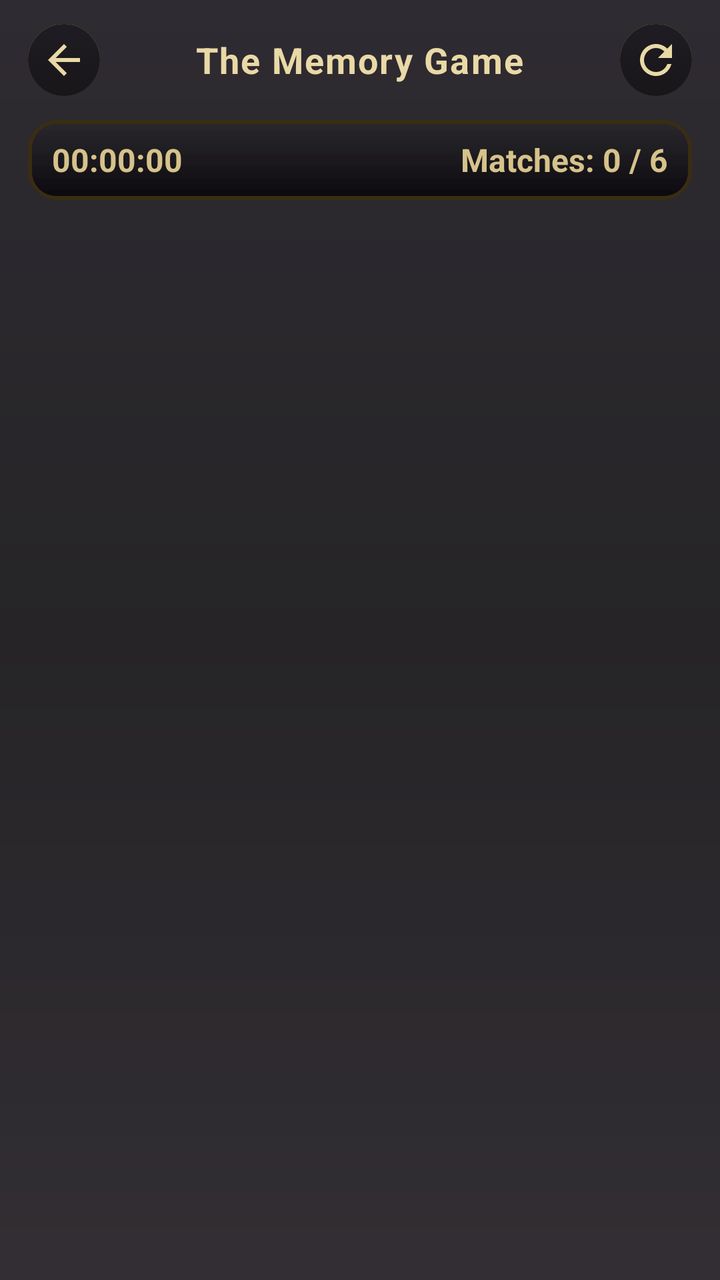
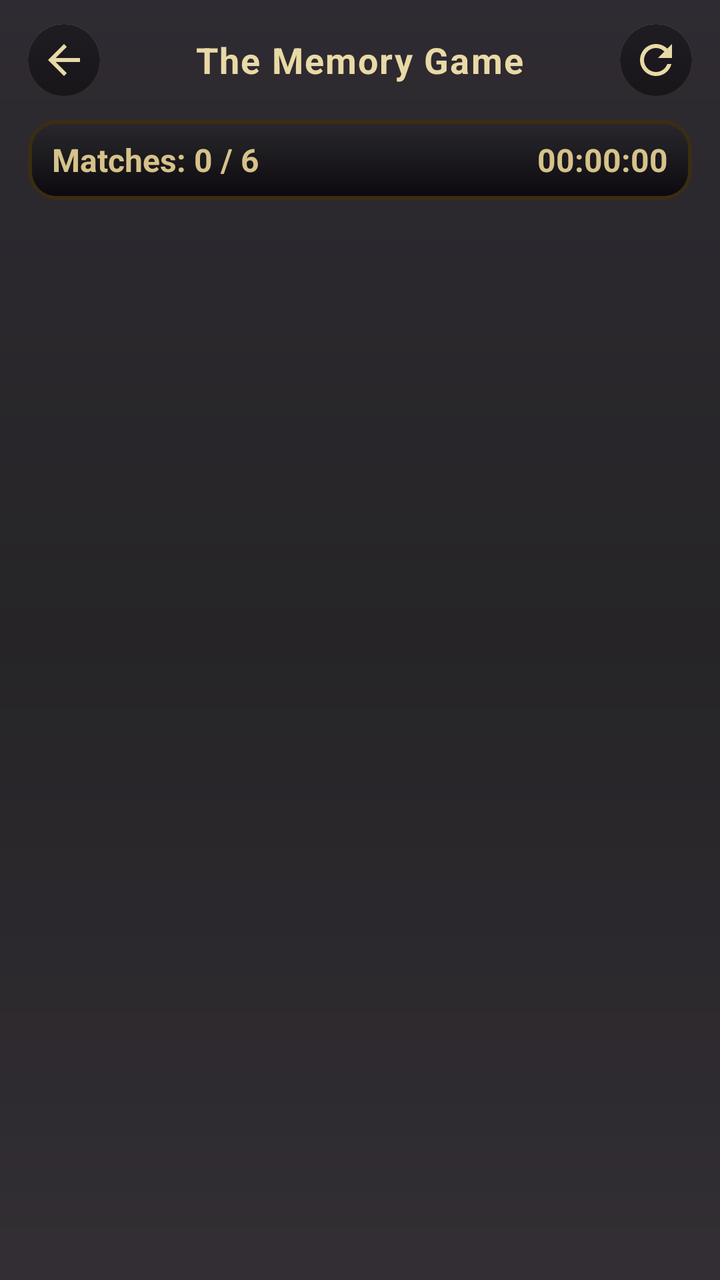

Screens rendered from an Android XML layout before and after an edit, with the pre-edit source and the edit as a unified diff.
<!-- AndroidManifest.xml: application theme Theme.TheMemoryGame -->
<!-- res/layout/include_hud_game.xml -->
<?xml version="1.0" encoding="utf-8"?>
<LinearLayout xmlns:android="http://schemas.android.com/apk/res/android"
    android:id="@+id/hudRoot"
    android:layout_width="match_parent"
    android:layout_height="wrap_content"
    android:orientation="vertical"
    android:background="@drawable/bg_hud_metal"
    android:paddingTop="10dp"
    android:paddingBottom="10dp"
    android:paddingStart="14dp"
    android:paddingEnd="14dp">

    
    <RelativeLayout
        android:layout_width="match_parent"
        android:layout_height="40dp">

        <ImageButton
            android:id="@+id/btnBack"
            android:layout_width="36dp"
            android:layout_height="36dp"
            android:layout_centerVertical="true"
            android:background="@drawable/bg_hud_icon_button"
            android:src="@drawable/ic_arrow_back"
            android:contentDescription="Back"
            android:tint="#E9D9A6"
            android:padding="8dp" />

        <TextView
            android:id="@+id/tvTitle"
            android:layout_width="wrap_content"
            android:layout_height="wrap_content"
            android:layout_centerInParent="true"
            android:text="The Memory Game"
            android:textSize="18sp"
            android:textStyle="bold"
            android:letterSpacing="0.04"
            android:textColor="#E9D9A6" />

        <ImageButton
            android:id="@+id/btnRestart"
            android:layout_width="36dp"
            android:layout_height="36dp"
            android:layout_alignParentEnd="true"
            android:layout_centerVertical="true"
            android:background="@drawable/bg_hud_icon_button"
            android:src="@drawable/ic_restart"
            android:contentDescription="Restart"
            android:tint="#E9D9A6"
            android:padding="8dp" />

    </RelativeLayout>

    
    <LinearLayout
        android:id="@+id/hudInfoBar"
        android:layout_width="match_parent"
        android:layout_height="40dp"
        android:layout_marginTop="10dp"
        android:background="@drawable/bg_hud_infobar"
        android:gravity="center_vertical"
        android:paddingStart="12dp"
        android:paddingEnd="12dp">

        <TextView
            android:id="@+id/tvTimer"
            android:layout_width="0dp"
            android:layout_height="wrap_content"
            android:layout_weight="1"
            android:text="00:00:00"
            android:textSize="16sp"
            android:textStyle="bold"
            android:textColor="#D6C28A" />

        <TextView
            android:id="@+id/tvMatches"
            android:layout_width="wrap_content"
            android:layout_height="wrap_content"
            android:text="Matches: 0 / 6"
            android:textSize="16sp"
            android:textStyle="bold"
            android:textColor="#D6C28A" />
    </LinearLayout>

</LinearLayout>
<!-- resources referenced by this layout -->
<resources>
  <!-- drawable bg_hud_metal (drawable) -->
  <?xml version="1.0" encoding="utf-8"?>
  <layer-list xmlns:android="http://schemas.android.com/apk/res/android">
  
      
      <item>
          <shape android:shape="rectangle">
              <solid android:color="#0E0C10"/>
          </shape>
      </item>
  
      
      <item>
          <shape android:shape="rectangle">
              <gradient
                  android:angle="270"
                  android:startColor="#1B1720"
                  android:centerColor="#0F0D10"
                  android:endColor="#211B24"/>
          </shape>
      </item>
  
      
      <item android:top="0dp">
          <shape android:shape="rectangle">
              <size android:height="2dp"/>
              <solid android:color="#22FFFFFF"/>
          </shape>
      </item>
  
      
      <item android:bottom="0dp">
          <shape android:shape="rectangle">
              <size android:height="3dp"/>
              <solid android:color="#33000000"/>
          </shape>
      </item>
  
  </layer-list>
  <!-- drawable ic_arrow_back (drawable) -->
  <?xml version="1.0" encoding="utf-8"?>
  <vector xmlns:android="http://schemas.android.com/apk/res/android"
      android:width="24dp"
      android:height="24dp"
      android:viewportWidth="24"
      android:viewportHeight="24"
      android:tint="?attr/colorControlNormal">
      <path
          android:fillColor="@android:color/white"
          android:pathData="M20,11H7.83l5.59,-5.59L12,4l-8,8 8,8 1.41,-1.41L7.83,13H20v-2z"/>
  </vector>
  <!-- drawable ic_restart (drawable) -->
  <vector xmlns:android="http://schemas.android.com/apk/res/android" android:height="24dp" android:tint="#000000" android:viewportHeight="24" android:viewportWidth="24" android:width="24dp">
        
      <path android:fillColor="@android:color/white" android:pathData="M17.65,6.35C16.2,4.9 14.21,4 12,4c-4.42,0 -7.99,3.58 -7.99,8s3.57,8 7.99,8c3.73,0 6.84,-2.55 7.73,-6h-2.08c-0.82,2.33 -3.04,4 -5.65,4 -3.31,0 -6,-2.69 -6,-6s2.69,-6 6,-6c1.66,0 3.14,0.69 4.22,1.78L13,11h7V4l-2.35,2.35z"/>
      
  </vector>
  <style name="Theme.TheMemoryGame" parent="Theme.MaterialComponents.DayNight.NoActionBar">
  
          
          <item name="colorPrimary">#0F0D10</item>
          <item name="colorPrimaryVariant">#151317</item>
          <item name="colorOnPrimary">#E9D9A6</item>
  
          
          <item name="colorSecondary">#C9AA43</item>
          <item name="colorSecondaryVariant">#8E7429</item>
          <item name="colorOnSecondary">#0F0D10</item>
  
          
          <item name="android:colorBackground">#0B0A0D</item>
          <item name="colorSurface">#0F0D10</item>
          <item name="colorOnSurface">#E9D9A6</item>
  
          
          <item name="colorControlHighlight">#33C9AA43</item>
          <item name="colorControlActivated">#C9AA43</item>
  
          
          <item name="android:statusBarColor">#0B0A0D</item>
          <item name="android:windowLightStatusBar">false</item>
  
          
          <item name="elevation">0dp</item>
  
      </style>
  <!-- unchanged entries left out for length: 2 -->
</resources>

<!-- the commit's change to res/layout/include_hud_game.xml (unified diff, before → after) -->
@@ -63,23 +63,24 @@
         android:paddingEnd="12dp">
 
         <TextView
-            android:id="@+id/tvTimer"
+            android:id="@+id/tvMatches"
             android:layout_width="0dp"
             android:layout_height="wrap_content"
             android:layout_weight="1"
-            android:text="00:00:00"
+            android:text="Matches: 0 / 6"
             android:textSize="16sp"
             android:textStyle="bold"
             android:textColor="#D6C28A" />
 
         <TextView
-            android:id="@+id/tvMatches"
+            android:id="@+id/tvTimer"
             android:layout_width="wrap_content"
             android:layout_height="wrap_content"
-            android:text="Matches: 0 / 6"
+            android:text="00:00:00"
             android:textSize="16sp"
             android:textStyle="bold"
             android:textColor="#D6C28A" />
+            
     </LinearLayout>
 
 </LinearLayout>
